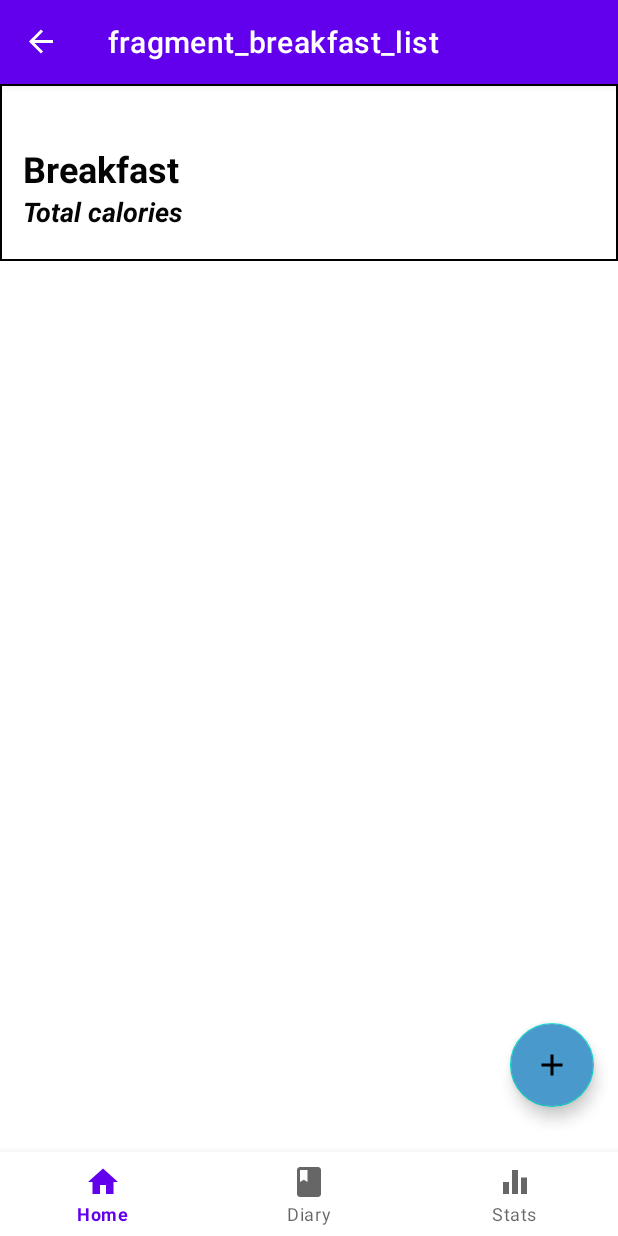
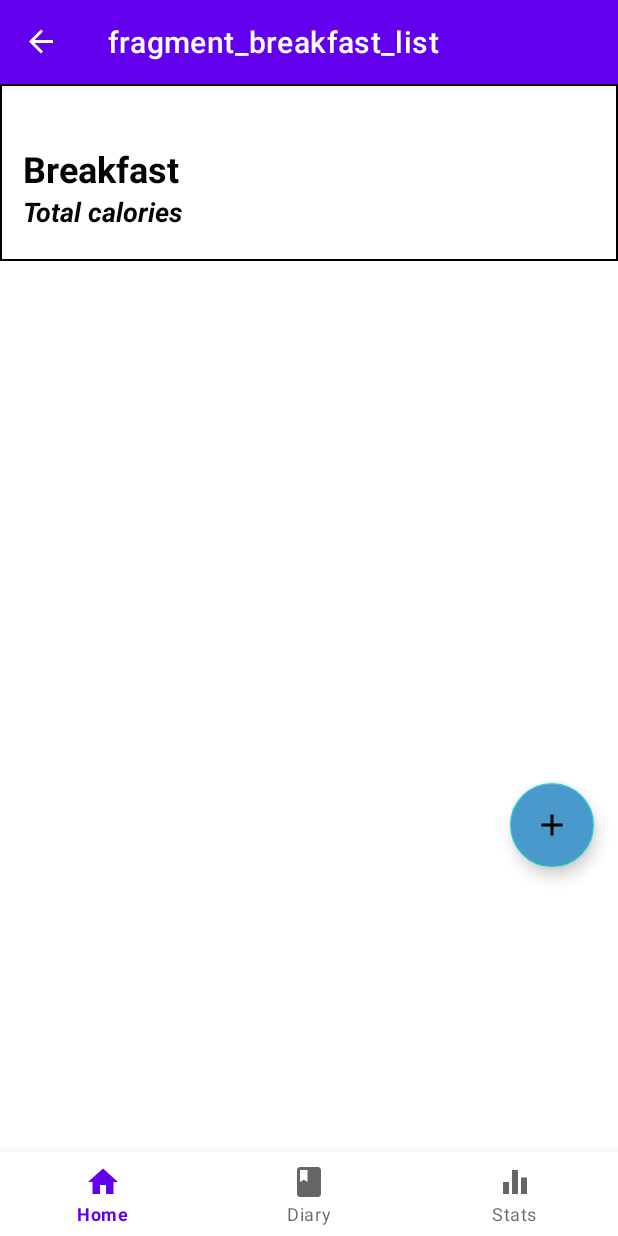
Before and after one commit to ythivend/calories-counter2, an Android app: the breakfastListFragment screen opened through its navigation route, on a phone screen of 412 x 824 dp. Run offline under Robolectric (Android 15) with nearby library versions, the phone set to English and light mode, and no system bars; our stand-ins replace navigation-ui.

```diff
--- a/app/build.gradle
+++ b/app/build.gradle
@@ -40,7 +40,7 @@ dependencies {
 
     // implementation database
     implementation 'com.google.firebase:firebase-bom:27.1.0'
-    implementation 'com.google.firebase:firebase-analytics'
+    implementation 'com.google.firebase:firebase-analytics:18.0.3'
 
 
     testImplementation 'junit:junit:4.+'
--- a/app/src/main/res/layout/fragment_breakfast_list.xml
+++ b/app/src/main/res/layout/fragment_breakfast_list.xml
@@ -4,7 +4,7 @@
     android:layout_width="match_parent"
     android:layout_height="match_parent"
     xmlns:app="http://schemas.android.com/apk/res-auto"
-    tools:context=".breakfastListFragment">>
+    tools:context=".breakfastListFragment">
 
     <LinearLayout
         android:id="@+id/header_breakfast"
@@ -55,20 +55,22 @@
     <LinearLayout
         android:layout_width="match_parent"
         android:layout_height="wrap_content"
-        android:orientation="vertical"
-        android:layout_marginTop="610dp">
+        android:layout_marginTop="450dp"
+        android:orientation="vertical">
 
         <!-- Floating Action Button need to be in the first layout to appear -->
         <com.google.android.material.floatingactionbutton.FloatingActionButton
-            android:id="@+id/breakfast_fab2"
-            android:layout_width="wrap_content"
-            android:layout_height="wrap_content"
-            android:layout_gravity="end|bottom"
-            android:src="@drawable/ic_baseline_add_24"
+            android:id="@+id/breakfast_fab"
+            android:layout_width="56dp"
+            android:layout_height="56dp"
+            android:layout_gravity="right|bottom"
+            android:layout_margin="16dp"
+            android:layout_marginRight="16dp"
+            android:backgroundTint="#4999CD"
+            app:fabSize="normal"
+            android:clickable="true"
             android:focusable="true"
-            android:clickable="true"
-            android:backgroundTint="#4999CD"
-            android:layout_margin="16dp"/>
+            android:src="@drawable/ic_baseline_add_24" />
 
     </LinearLayout>
 
--- a/app/src/main/res/layout/fragment_item.xml
+++ b/app/src/main/res/layout/fragment_item.xml
@@ -78,7 +78,8 @@
         android:layout_marginEnd="75dp"
         app:layout_constraintEnd_toEndOf="parent"
         app:layout_constraintStart_toStartOf="parent"
-        app:layout_constraintTop_toBottomOf="@+id/editText">
+        app:layout_constraintTop_toBottomOf="@+id/editText"
+        tools:visibility="visible">
 
     </Spinner>
 
```
Also changed, not shown: app/src/main/java/com/example/caloriescounter/ItemFragment.java (+15 -41 lines).
